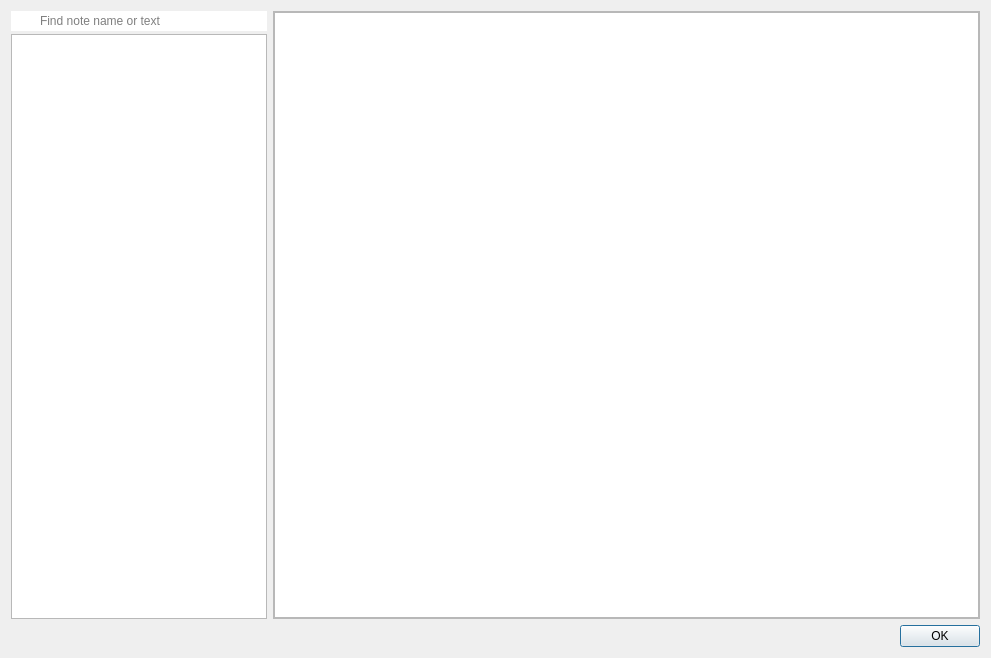
Old version of the form src/dialogs/trashdialog.ui in the repository pbek/QOwnNotes.
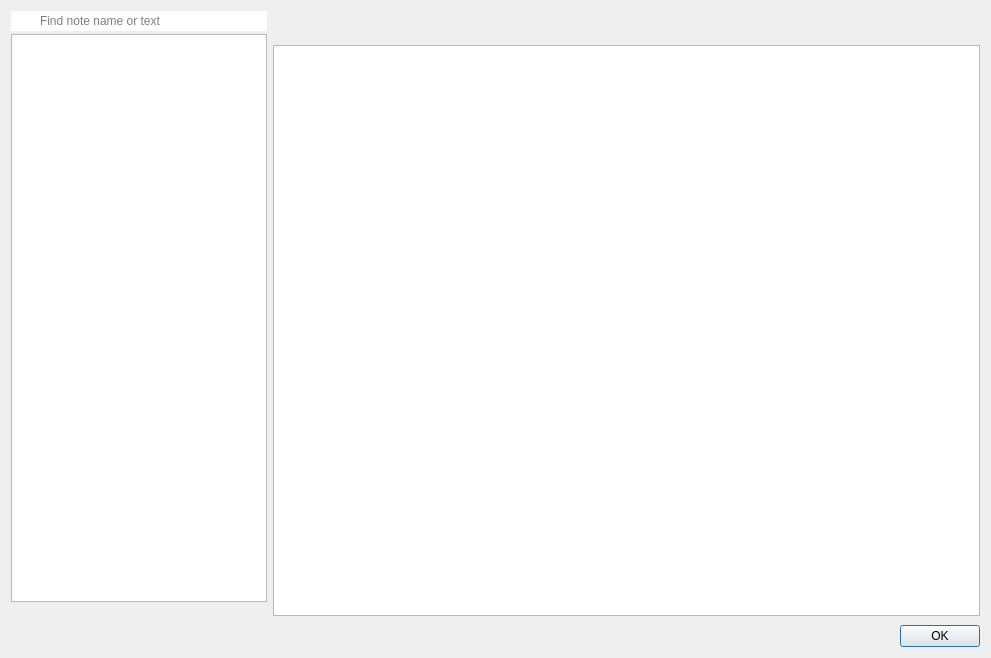
New version of the form. Icons and pictures are not drawn. Custom widgets are drawn as their Qt base class.

Commit message: trash: polish layout of local and server trash dialogs

```diff
--- a/src/dialogs/trashdialog.ui
+++ b/src/dialogs/trashdialog.ui
@@ -61,6 +61,9 @@
         </item>
         <item>
          <widget class="QListWidget" name="trashListWidget">
+          <property name="alternatingRowColors">
+           <bool>true</bool>
+          </property>
           <property name="sizePolicy">
            <sizepolicy hsizetype="Expanding" vsizetype="Expanding">
             <horstretch>1</horstretch>
@@ -69,6 +72,13 @@
           </property>
          </widget>
         </item>
+        <item>
+         <widget class="QLabel" name="trashCountLabel">
+          <property name="text">
+           <string notr="true"/>
+          </property>
+         </widget>
+        </item>
        </layout>
       </widget>
      </item>
@@ -81,10 +91,10 @@
         </sizepolicy>
        </property>
        <property name="frameShape">
-        <enum>QFrame::StyledPanel</enum>
+        <enum>QFrame::NoFrame</enum>
        </property>
        <property name="frameShadow">
-        <enum>QFrame::Raised</enum>
+        <enum>QFrame::Plain</enum>
        </property>
        <layout class="QGridLayout" name="gridLayout_2">
         <property name="leftMargin">
@@ -100,9 +110,35 @@
          <number>0</number>
         </property>
         <property name="spacing">
-         <number>0</number>
+         <number>3</number>
         </property>
         <item row="0" column="0">
+         <widget class="QLabel" name="previewHeaderLabel">
+          <property name="text">
+           <string notr="true"/>
+          </property>
+          <property name="textFormat">
+           <enum>Qt::PlainText</enum>
+          </property>
+          <property name="textInteractionFlags">
+           <set>Qt::TextSelectableByMouse</set>
+          </property>
+         </widget>
+        </item>
+        <item row="1" column="0">
+         <widget class="QLabel" name="previewDetailLabel">
+          <property name="text">
+           <string notr="true"/>
+          </property>
+          <property name="wordWrap">
+           <bool>true</bool>
+          </property>
+          <property name="textInteractionFlags">
+           <set>Qt::TextSelectableByMouse</set>
+          </property>
+         </widget>
+        </item>
+        <item row="2" column="0">
          <widget class="QOwnNotesMarkdownTextEdit" name="noteBrowser">
           <property name="sizePolicy">
            <sizepolicy hsizetype="Expanding" vsizetype="Expanding">
@@ -118,7 +154,7 @@
           </property>
          </widget>
         </item>
-        <item row="1" column="0">
+        <item row="3" column="0">
          <widget class="QFrame" name="noteBrowserSearchFrame">
           <property name="sizePolicy">
            <sizepolicy hsizetype="Preferred" vsizetype="Preferred">
```
The commit also changes 6 other files.
